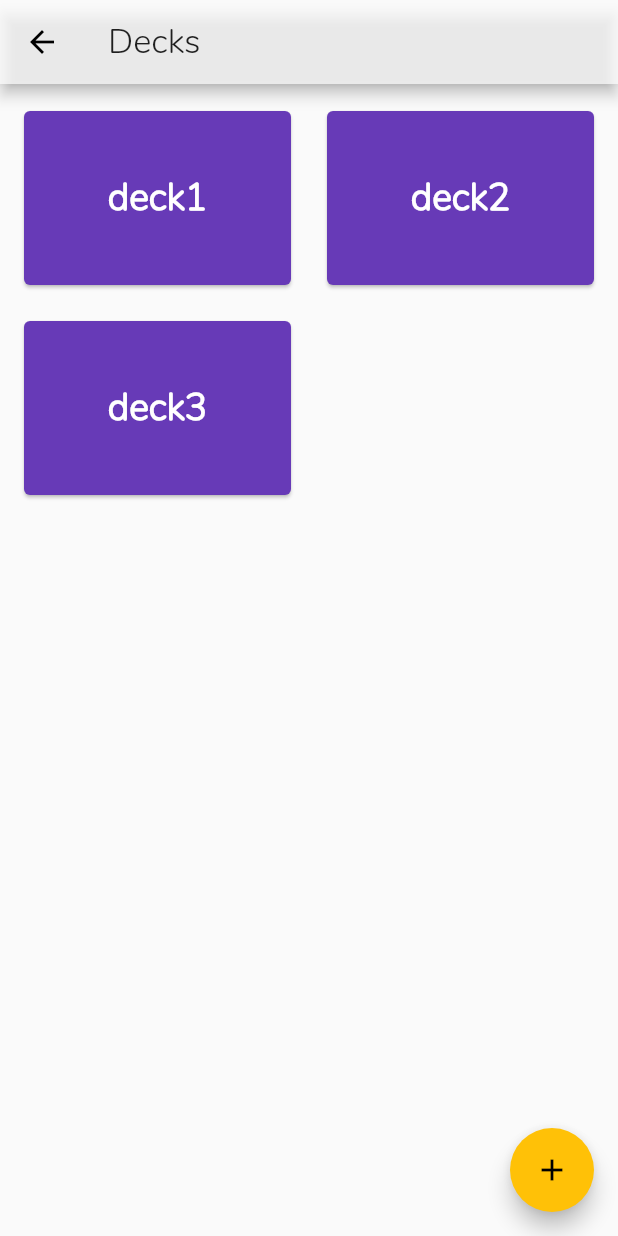
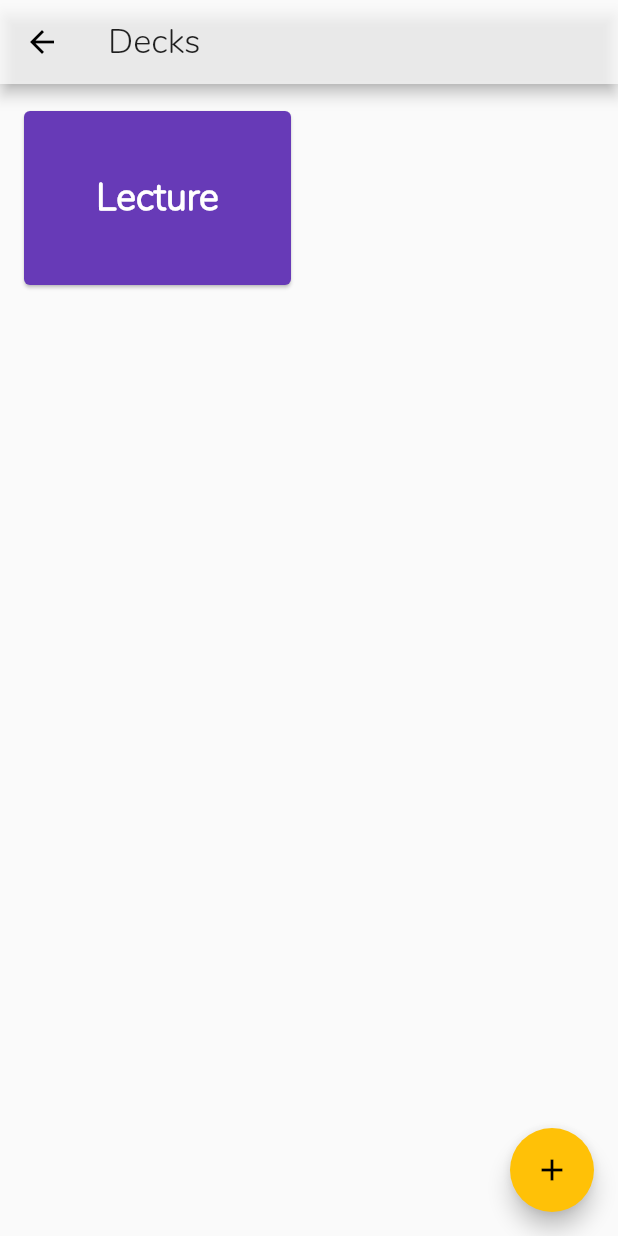
Before and after one commit to yannik-st/German-app, a Flutter app: the screen it shows after launch, after a tap on "Decks", on a phone screen of 412 x 824 dp. Run offline on Flutter 3.47's test engine with Material 2 defaults, Android fonts, the phone set to English and light mode, and no system bars; our stand-ins replace flutter_tts, shared_preferences, sqflite; accounts and stored records are empty.

Commit message:
starting db decks infrastructure

```diff
--- a/german_app/lib/DeckMenu.dart
+++ b/german_app/lib/DeckMenu.dart
@@ -1,11 +1,22 @@
 import 'package:flutter/material.dart';
 import 'db_words.dart';
+import 'package:shared_preferences/shared_preferences.dart';
 
+Future<List<String>> _loadDecks() async {
+  SharedPreferences prefs = await SharedPreferences.getInstance();
+  // if there is no list yet, we initialize it with the lecture deck
+  if (prefs.getStringList('decks') == null){
+    List<String> list = ['Lecture'];
+    prefs.setStringList('decks', list);
+    print('first_time');
+  }
+  List<String> deck_list = prefs.getStringList('decks');
+
+  return deck_list;
+}
 
 class DeckMenu extends StatelessWidget {
   DeckMenu();
-
-  final decks = ['deck1', 'deck2', 'deck3'];
 
   @override
   Widget build(BuildContext context) {
@@ -19,13 +30,19 @@ class DeckMenu extends StatelessWidget {
     ),
     body:  Padding(
       padding: const EdgeInsets.fromLTRB(12, 14, 12, 12),
-      child: GridView.builder(
+      child: FutureBuilder(
+        builder: (context, content) {
+          if (content.connectionState == ConnectionState.none ||
+              content.hasData == false) {
+            return Container();
+          } else {
+            return GridView.builder(
                 gridDelegate: SliverGridDelegateWithMaxCrossAxisExtent(
                     maxCrossAxisExtent: 200,
                     childAspectRatio: 3 / 2,
                     crossAxisSpacing: 16,
                     mainAxisSpacing: 16),
-          itemCount: decks.length,
+                itemCount: content.data.length,
                 itemBuilder: (BuildContext ctx, index) {
                   return Card(
                     color: Colors.deepPurple,
@@ -35,11 +52,15 @@ class DeckMenu extends StatelessWidget {
                         print('Card tapped.');
                       },
                       child: Center(
-                  child: Text(decks.elementAt(index),style: TextStyle(fontSize: 25, fontWeight: FontWeight.bold, color: Colors.white)),
+                        child: Text(content.data.elementAt(index),style: TextStyle(fontSize: 25, fontWeight: FontWeight.bold, color: Colors.white)),
                       ),
                     ),
                   );
-          }),
+                });
+          }
+        },
+          future: _loadDecks(),
+      ),
     ),
       floatingActionButton: FloatingActionButton(
         backgroundColor: Colors.amber,
--- a/german_app/pubspec.yaml
+++ b/german_app/pubspec.yaml
@@ -28,10 +28,10 @@ dependencies:
     sdk: flutter
   sqflite:
   path:
-
   # The following adds the Cupertino Icons font to your application.
   # Use with the CupertinoIcons class for iOS style icons.
   cupertino_icons: ^0.1.3
+  shared_preferences: '>=0.5.12+4 <2.0.0'
 
 dev_dependencies:
   flutter_test:
```
Also changed, not shown: german_app/pubspec.lock. Lines whose indentation alone changed are shown as unchanged.
